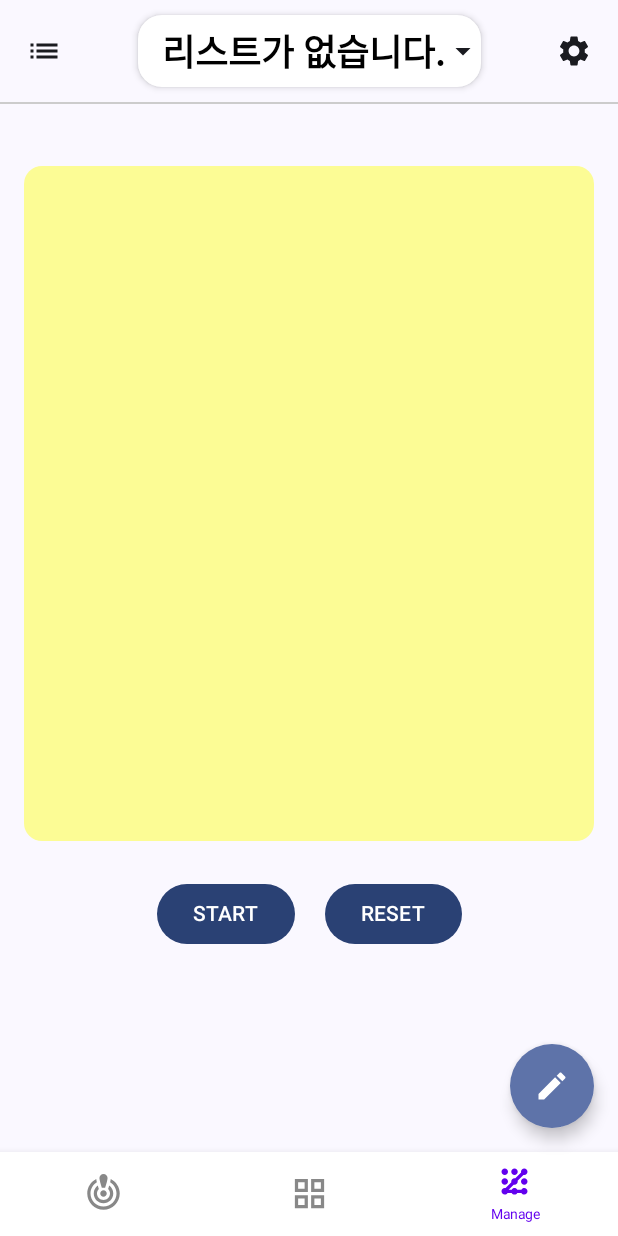
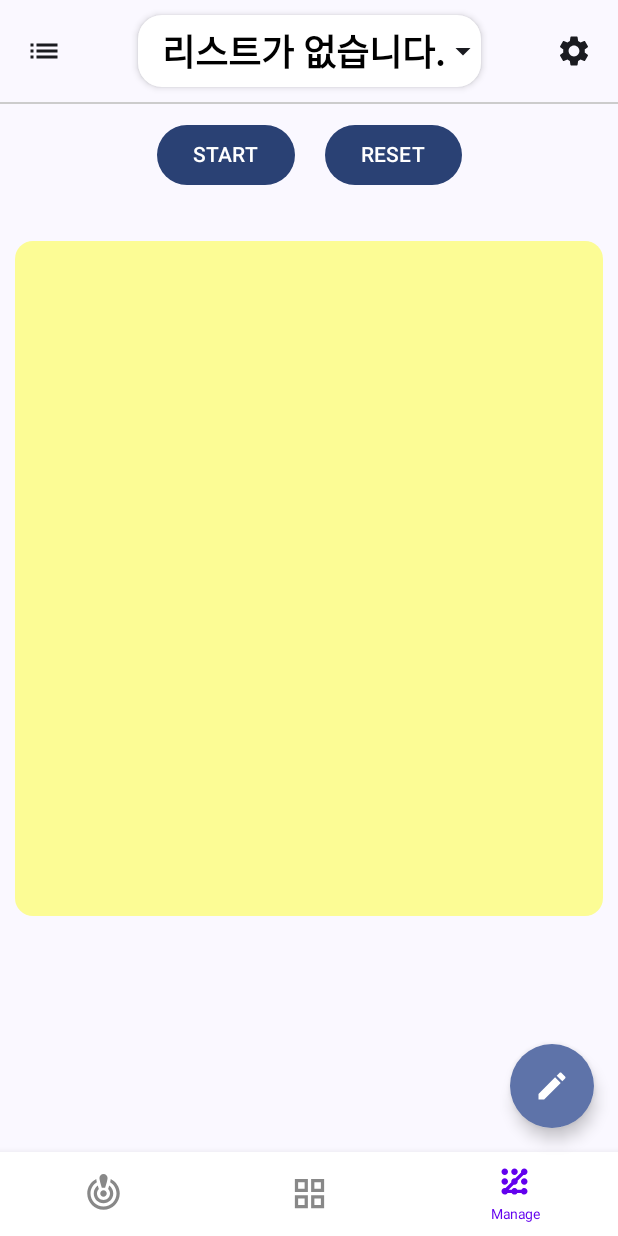
Before and after one commit to ds1mbp5720/RouletteProject, an Android app built with Jetpack Compose: the ladder screen opened through its navigation route, on a phone screen of 412 x 824 dp. Run offline under Robolectric (Android 15) with nearby library versions, the phone set to English and light mode, and no system bars; our stand-ins replace livedata-compose; 1 statement that could not run was skipped.

Commit message:
사다리화면 미선택 예외처리 추가, string 출력부분 strings 값 사용
사다리화면 미선택 예외처리 추가, string 출력부분 strings 값 사용

```diff
--- a/app/src/main/java/com/example/rouletteproject/component/ladder/LadderCompose.kt
+++ b/app/src/main/java/com/example/rouletteproject/component/ladder/LadderCompose.kt
@@ -1,10 +1,10 @@
 package com.example.rouletteproject.component.ladder
 
+import android.widget.Toast
 import androidx.compose.animation.core.Animatable
 import androidx.compose.animation.core.animateFloatAsState
 import androidx.compose.animation.core.tween
 import androidx.compose.foundation.Canvas
-import androidx.compose.foundation.background
 import androidx.compose.foundation.border
 import androidx.compose.foundation.clickable
 import androidx.compose.foundation.layout.Arrangement
@@ -40,10 +40,13 @@ import androidx.compose.ui.graphics.PathMeasure
 import androidx.compose.ui.graphics.StrokeCap
 import androidx.compose.ui.graphics.drawscope.Stroke
 import androidx.compose.ui.graphics.graphicsLayer
+import androidx.compose.ui.platform.LocalContext
+import androidx.compose.ui.res.stringResource
 import androidx.compose.ui.unit.dp
 import androidx.compose.ui.unit.sp
 import com.example.data.entity.RouletteEntity
 import com.example.rouletteproject.MainViewModel
+import com.example.rouletteproject.R
 import kotlin.random.Random
 
 @Composable
@@ -51,6 +54,7 @@ fun LadderScreen(
     mainViewModel: MainViewModel,
     selectedList: RouletteEntity?
 ) {
+    val context = LocalContext.current
     val numVerticalLines = selectedList?.rouletteData?.size ?: 0 // 세로선 개수
     val numHorizontalLines = 6 // 가로선 개수 //todo var 변경 고려
     var selectedStartPoint by remember { mutableStateOf<Int?>(null) } // 선택된 시작점
@@ -111,17 +115,62 @@ fun LadderScreen(
     Column(
         modifier = Modifier
             .fillMaxSize()
-            .padding(16.dp),
+            .padding(10.dp),
         horizontalAlignment = Alignment.CenterHorizontally
     ) {
+        Row(
+            modifier = Modifier
+                .fillMaxWidth(),
+            horizontalArrangement = Arrangement.spacedBy(20.dp, Alignment.CenterHorizontally)
+        ) {
+            // 게임 시작 버튼
+            Button(onClick = {
+                if (selectedStartPoint != null) {
+                    isGameStarted = true
+                    currentPoint = selectedStartPoint
+                    isGameFinished = false
+                    result = null
+                    // 게임 로직 실행
+                    var current = selectedStartPoint!!
+                    for (i in 0 until numHorizontalLines) { //가로선 갯수 만큼 진행
+                        var horizontalLine: Pair<Int, Int>? = null
+                        if (ladder[i].first == current || ladder[i].second == current) { // 가로선 이동 있는지 체크
+                            horizontalLine = ladder[i]
+                        }
+                        if (horizontalLine != null) { // 가로선 로직
+                            current = if (horizontalLine.first == current) {
+                                horizontalLine.second
+                            } else {
+                                horizontalLine.first
+                            }
+                        }
+                    }
+                    result = current
+                } else {
+                    Toast.makeText(context, context.getString(R.string.text_none_select_item), Toast.LENGTH_SHORT).show()
+                }
+            }) {
+                Text(text = stringResource(id = R.string.text_start))
+            }
+            // 게임 재시작 버튼
+            Button(onClick = {
+                resetSetting()
+            }) {
+                Text(text = stringResource(id = R.string.text_reset))
+            }
+        }
+        Spacer(modifier = Modifier.height(8.dp))
         // 시작점 선택
         Row(modifier = Modifier.fillMaxWidth()) {
             selectedList?.rouletteData?.forEachIndexed { index, _ ->
                 Box(
-                    modifier = this.borderItemAsCondition(selectedStartPoint == index)
-                        .clickable { if (!isGameStarted) {
-                            selectedStartPoint = index
-                        } },
+                    modifier = this
+                        .borderItemAsCondition(selectedStartPoint == index)
+                        .clickable {
+                            if (!isGameStarted) {
+                                selectedStartPoint = index
+                            }
+                        },
                     contentAlignment = Alignment.Center
                 ) {
                     Text(text = "${index + 1}")
@@ -161,50 +210,16 @@ fun LadderScreen(
                 }
             }
         }
-
-        Row(
-            modifier = Modifier
-                .fillMaxWidth(),
-            horizontalArrangement = Arrangement.spacedBy(20.dp, Alignment.CenterHorizontally)
-        ) {
-            // 게임 시작 버튼
-            Button(onClick = {
-                if (selectedStartPoint != null) {
-                    isGameStarted = true
-                    currentPoint = selectedStartPoint
-                    isGameFinished = false
-                    result = null
-                    // 게임 로직 실행
-                    var current = selectedStartPoint!!
-                    for (i in 0 until numHorizontalLines) { //가로선 갯수 만큼 진행
-                        var horizontalLine: Pair<Int, Int>? = null
-                        if (ladder[i].first == current || ladder[i].second == current) { // 가로선 이동 있는지 체크
-                            horizontalLine = ladder[i]
-                        }
-                        if (horizontalLine != null) { // 가로선 로직
-                            current = if (horizontalLine.first == current) {
-                                horizontalLine.second
-                            } else {
-                                horizontalLine.first
-                            }
-                        }
-                    }
-                    result = current
-                }
-            }) {
-                Text(text = "START")
-            }
-            // 게임 재시작 버튼
-            Button(onClick = {
-                resetSetting()
-            }) {
-                Text(text = "RESET")
-            }
-        }
         Spacer(modifier = Modifier.height(8.dp))
         // 게임 결과
         if (isGameFinished && result != null) {
-            Text(text = "결과: ${selectedList?.rouletteData?.get(result!!)}", fontSize = 20.sp)
+            Text(
+                text = stringResource(
+                    id = R.string.text_result,
+                    selectedList?.rouletteData?.get(result!!) ?: ""
+                ),
+                fontSize = 20.sp
+            )
         }
     }
 }
--- a/app/src/main/java/com/example/rouletteproject/component/roulette/RouletteCompose.kt
+++ b/app/src/main/java/com/example/rouletteproject/component/roulette/RouletteCompose.kt
@@ -89,7 +89,7 @@ fun RouletteScreen(
                 if (selectedList != null) {
                     selectedList!!.rouletteData[resultPosition]
                 } else {
-                    stringResource(id = R.string.text_none_select)
+                    stringResource(id = R.string.text_none_select_list)
                 }
             )
         )
--- a/app/src/main/java/com/example/rouletteproject/main/MainCompose.kt
+++ b/app/src/main/java/com/example/rouletteproject/main/MainCompose.kt
@@ -245,7 +245,7 @@ fun MainScreen() {
                         showEditListDialog = false
                     }
                 } else {
-                    Toast.makeText(context, context.getString(R.string.text_none_select), Toast.LENGTH_SHORT).show()
+                    Toast.makeText(context, context.getString(R.string.text_none_select_list), Toast.LENGTH_SHORT).show()
                 }
             }
         }
--- a/app/src/main/res/values/strings.xml
+++ b/app/src/main/res/values/strings.xml
@@ -11,10 +11,13 @@
 
     <string name="text_result">결과: %s</string>
     <string name="text_none_list">리스트가 없습니다.</string>
-    <string name="text_none_select">선택된 리스트가 없습니다.</string>
+    <string name="text_none_select_list">선택된 리스트가 없습니다.</string>
+    <string name="text_none_select_item">선택된 항목이 없습니다.</string>
     <string name="text_warning_list_max_size">리스트는 최대 8개까지 입력 가능합니다.</string>
     <string name="text_warning_list_length">최소 2개 이상 입력해주세요.</string>
     <string name="text_warning_title">리스트명을 입력해주세요.</string>
     <string name="text_reverse">전부 뒤집기</string>
     <string name="text_shuffle">섞기</string>
+    <string name="text_start">START</string>
+    <string name="text_reset">RESET</string>
 </resources>
```
